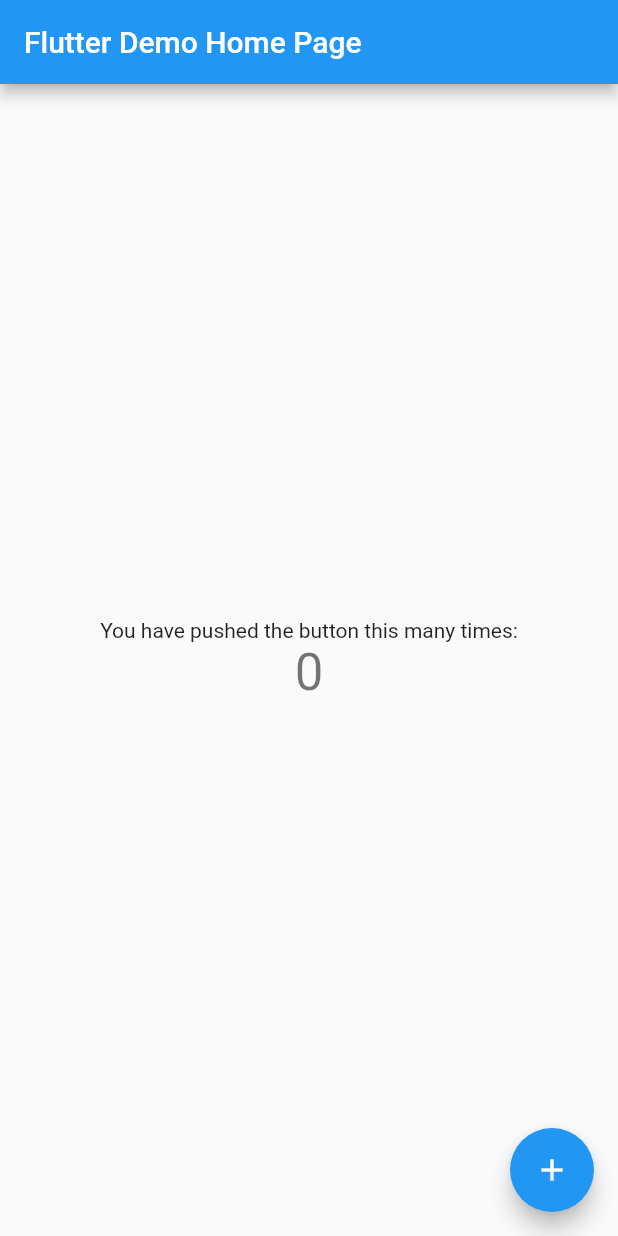
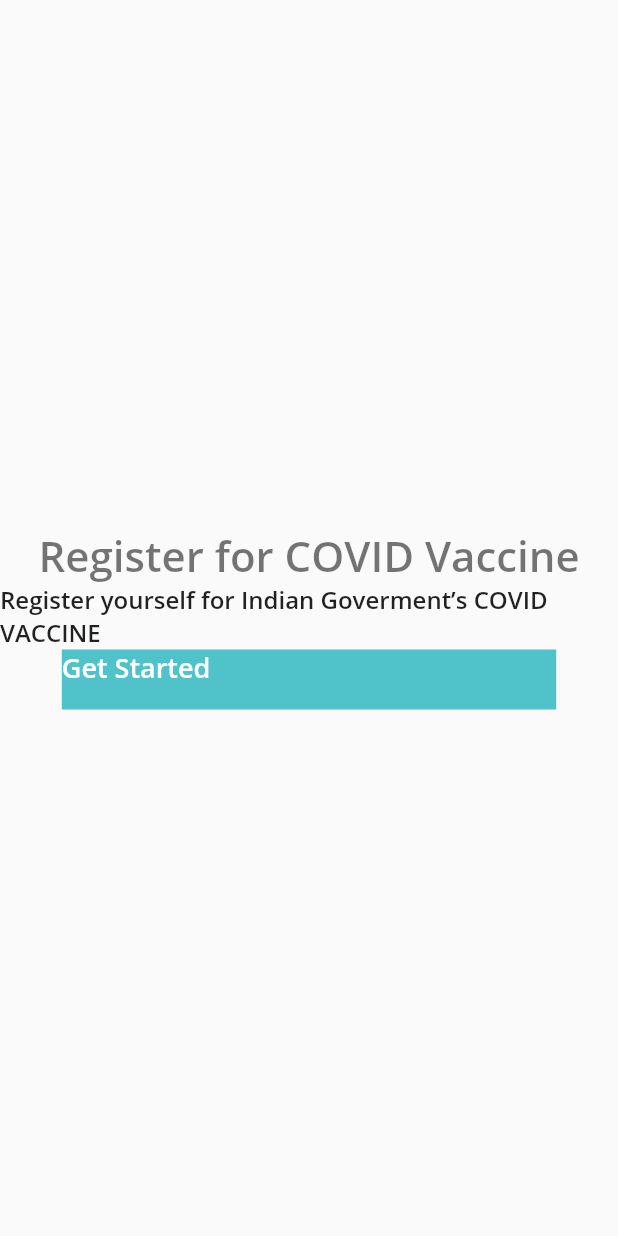
Before and after one commit to nayakastha/EtheroVaccine, a Flutter app: the screen it shows after launch, on a phone screen of 412 x 824 dp. Run offline on Flutter 3.47's test engine with Material 2 defaults, Android fonts, the phone set to English and light mode, and no system bars.

Commit message:
Major Screen Layout

```diff
--- /dev/null
+++ b/flutter_application/lib/getstarted.dart
@@ -0,0 +1,41 @@
+import 'package:flutter/material.dart';
+import 'package:flutter_application/signup.dart';
+
+class GetStrarted extends StatelessWidget {
+  @override
+  Widget build(BuildContext context) {
+    return Scaffold(
+      body: Column(
+        mainAxisAlignment: MainAxisAlignment.center,
+        crossAxisAlignment: CrossAxisAlignment.center,
+        children: [
+          Text(
+            "Register for COVID Vaccine",
+            style: Theme.of(context).textTheme.headline1,
+          ),
+          Text(
+            "Register yourself for Indian Goverment’s COVID VACCINE",
+            style: Theme.of(context).textTheme.bodyText1,
+          ),
+          InkWell(
+            onTap: () {
+              Navigator.of(context).push(MaterialPageRoute(
+                  builder: (BuildContext context) => SignUP()));
+            },
+            child: Container(
+              height: 40,
+              width: MediaQuery.of(context).size.shortestSide * 0.8,
+              decoration: BoxDecoration(
+                  color: Theme.of(context).primaryColor,
+                  shape: BoxShape.rectangle),
+              child: Text(
+                "Get Started",
+                style: Theme.of(context).textTheme.button,
+              ),
+            ),
+          )
+        ],
+      ),
+    );
+  }
+}
--- a/flutter_application/lib/main.dart
+++ b/flutter_application/lib/main.dart
@@ -1,4 +1,5 @@
 import 'package:flutter/material.dart';
+import 'package:flutter_application/getstarted.dart';
 
 void main() {
   runApp(MyApp());
@@ -8,105 +9,17 @@ class MyApp extends StatelessWidget {
   @override
   Widget build(BuildContext context) {
     return MaterialApp(
-      title: 'Flutter Demo',
-      theme: ThemeData(
-        // This is the theme of your application.
-        //
-        // Try running your application with "flutter run". You'll see the
-        // application has a blue toolbar. Then, without quitting the app, try
-        // changing the primarySwatch below to Colors.green and then invoke
-        // "hot reload" (press "r" in the console where you ran "flutter run",
-        // or simply save your changes to "hot reload" in a Flutter IDE).
-        // Notice that the counter didn't reset back to zero; the application
-        // is not restarted.
-        primarySwatch: Colors.blue,
-      ),
-      home: MyHomePage(title: 'Flutter Demo Home Page'),
-    );
+        title: "EtheroVaccine",
+        home: GetStrarted(),
+        theme: ThemeData(
+            brightness: Brightness.light,
+            primaryColor: Color.fromRGBO(80, 194, 201, 1),
+            accentColor: Color.fromRGBO(106, 224, 217, 1),
+            fontFamily: 'OpenSans',
+            textTheme: TextTheme(
+                headline1: TextStyle(fontSize: 28),
+                headline2: TextStyle(fontSize: 22),
+                bodyText1: TextStyle(fontSize: 16),
+                button: TextStyle(fontSize: 18, color: Colors.white))));
   }
 }
-
-class MyHomePage extends StatefulWidget {
-  MyHomePage({Key key, this.title}) : super(key: key);
-
-  // This widget is the home page of your application. It is stateful, meaning
-  // that it has a State object (defined below) that contains fields that affect
-  // how it looks.
-
-  // This class is the configuration for the state. It holds the values (in this
-  // case the title) provided by the parent (in this case the App widget) and
-  // used by the build method of the State. Fields in a Widget subclass are
-  // always marked "final".
-
-  final String title;
-
-  @override
-  _MyHomePageState createState() => _MyHomePageState();
-}
-
-class _MyHomePageState extends State<MyHomePage> {
-  int _counter = 0;
-
-  void _incrementCounter() {
-    setState(() {
-      // This call to setState tells the Flutter framework that something has
-      // changed in this State, which causes it to rerun the build method below
-      // so that the display can reflect the updated values. If we changed
-      // _counter without calling setState(), then the build method would not be
-      // called again, and so nothing would appear to happen.
-      _counter++;
-    });
-  }
-
-  @override
-  Widget build(BuildContext context) {
-    // This method is rerun every time setState is called, for instance as done
-    // by the _incrementCounter method above.
-    //
-    // The Flutter framework has been optimized to make rerunning build methods
-    // fast, so that you can just rebuild anything that needs updating rather
-    // than having to individually change instances of widgets.
-    return Scaffold(
-      appBar: AppBar(
-        // Here we take the value from the MyHomePage object that was created by
-        // the App.build method, and use it to set our appbar title.
-        title: Text(widget.title),
-      ),
-      body: Center(
-        // Center is a layout widget. It takes a single child and positions it
-        // in the middle of the parent.
-        child: Column(
-          // Column is also a layout widget. It takes a list of children and
-          // arranges them vertically. By default, it sizes itself to fit its
-          // children horizontally, and tries to be as tall as its parent.
-          //
-          // Invoke "debug painting" (press "p" in the console, choose the
-          // "Toggle Debug Paint" action from the Flutter Inspector in Android
-          // Studio, or the "Toggle Debug Paint" command in Visual Studio Code)
-          // to see the wireframe for each widget.
-          //
-          // Column has various properties to control how it sizes itself and
-          // how it positions its children. Here we use mainAxisAlignment to
-          // center the children vertically; the main axis here is the vertical
-          // axis because Columns are vertical (the cross axis would be
-          // horizontal).
-          mainAxisAlignment: MainAxisAlignment.center,
-          children: <Widget>[
-            Text(
-              'You have pushed the button this many times:',
-            ),
-            Text(
-              '$_counter',
-              style: Theme.of(context).textTheme.headline4,
-            ),
-          ],
-        ),
-      ),
-      floatingActionButton: FloatingActionButton(
-        onPressed: _incrementCounter,
-        tooltip: 'Increment',
-        child: Icon(Icons.add),
-      ), // This trailing comma makes auto-formatting nicer for build methods.
-    );
-  }
-}
```
Also changed, not shown: flutter_application/lib/dashboard.dart (added, +13 -0 lines), flutter_application/lib/signin.dart (added, +13 -0 lines), flutter_application/lib/signup.dart (added, +58 -0 lines), flutter_application/pubspec.yaml (+4 -21 lines), flutter_application/assets/fonts/OpenSans-SemiBold.ttf (added).
